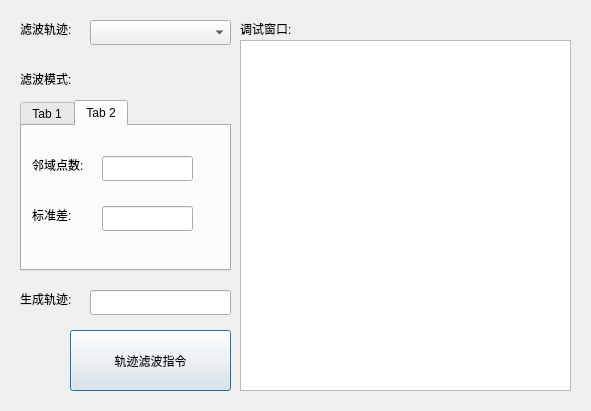
qubo188612/qtwelding, file keyfilterdlg.ui: the form before one commit.
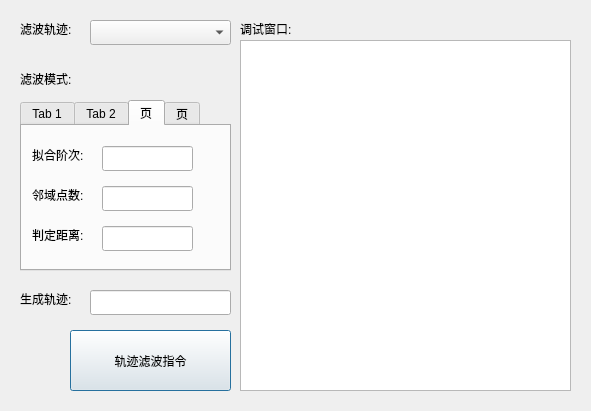
The form after the commit. The open tabs and pages were chosen to show the change.

```diff
--- a/keyfilterdlg.ui
+++ b/keyfilterdlg.ui
@@ -199,6 +199,131 @@
      </property>
     </widget>
    </widget>
+   <widget class="QWidget" name="tab_3">
+    <attribute name="title">
+     <string>页</string>
+    </attribute>
+    <widget class="QLabel" name="label_18">
+     <property name="geometry">
+      <rect>
+       <x>10</x>
+       <y>100</y>
+       <width>71</width>
+       <height>17</height>
+      </rect>
+     </property>
+     <property name="text">
+      <string>判定距离:</string>
+     </property>
+    </widget>
+    <widget class="QLineEdit" name="svd_WindowSize">
+     <property name="geometry">
+      <rect>
+       <x>80</x>
+       <y>60</y>
+       <width>91</width>
+       <height>25</height>
+      </rect>
+     </property>
+    </widget>
+    <widget class="QLineEdit" name="svd_SingularThreshold">
+     <property name="geometry">
+      <rect>
+       <x>80</x>
+       <y>100</y>
+       <width>91</width>
+       <height>25</height>
+      </rect>
+     </property>
+    </widget>
+    <widget class="QLabel" name="label_19">
+     <property name="geometry">
+      <rect>
+       <x>10</x>
+       <y>60</y>
+       <width>71</width>
+       <height>17</height>
+      </rect>
+     </property>
+     <property name="text">
+      <string>邻域点数:</string>
+     </property>
+    </widget>
+    <widget class="QLabel" name="label_15">
+     <property name="geometry">
+      <rect>
+       <x>10</x>
+       <y>20</y>
+       <width>71</width>
+       <height>17</height>
+      </rect>
+     </property>
+     <property name="text">
+      <string>拟合阶次:</string>
+     </property>
+    </widget>
+    <widget class="QLineEdit" name="svd_Degree">
+     <property name="geometry">
+      <rect>
+       <x>80</x>
+       <y>20</y>
+       <width>91</width>
+       <height>25</height>
+      </rect>
+     </property>
+    </widget>
+   </widget>
+   <widget class="QWidget" name="tab_4">
+    <attribute name="title">
+     <string>页</string>
+    </attribute>
+    <widget class="QLabel" name="label_20">
+     <property name="geometry">
+      <rect>
+       <x>10</x>
+       <y>80</y>
+       <width>71</width>
+       <height>17</height>
+      </rect>
+     </property>
+     <property name="text">
+      <string>标准差:</string>
+     </property>
+    </widget>
+    <widget class="QLineEdit" name="gaussian_SmoothingRadius">
+     <property name="geometry">
+      <rect>
+       <x>80</x>
+       <y>30</y>
+       <width>91</width>
+       <height>25</height>
+      </rect>
+     </property>
+    </widget>
+    <widget class="QLineEdit" name="gaussian_SmoothingSigma">
+     <property name="geometry">
+      <rect>
+       <x>80</x>
+       <y>80</y>
+       <width>91</width>
+       <height>25</height>
+      </rect>
+     </property>
+    </widget>
+    <widget class="QLabel" name="label_21">
+     <property name="geometry">
+      <rect>
+       <x>10</x>
+       <y>30</y>
+       <width>71</width>
+       <height>17</height>
+      </rect>
+     </property>
+     <property name="text">
+      <string>平滑半径:</string>
+     </property>
+    </widget>
+   </widget>
   </widget>
  </widget>
  <resources/>
```
Left out of the diff: 2 changed lines with no effect on the pictures.
